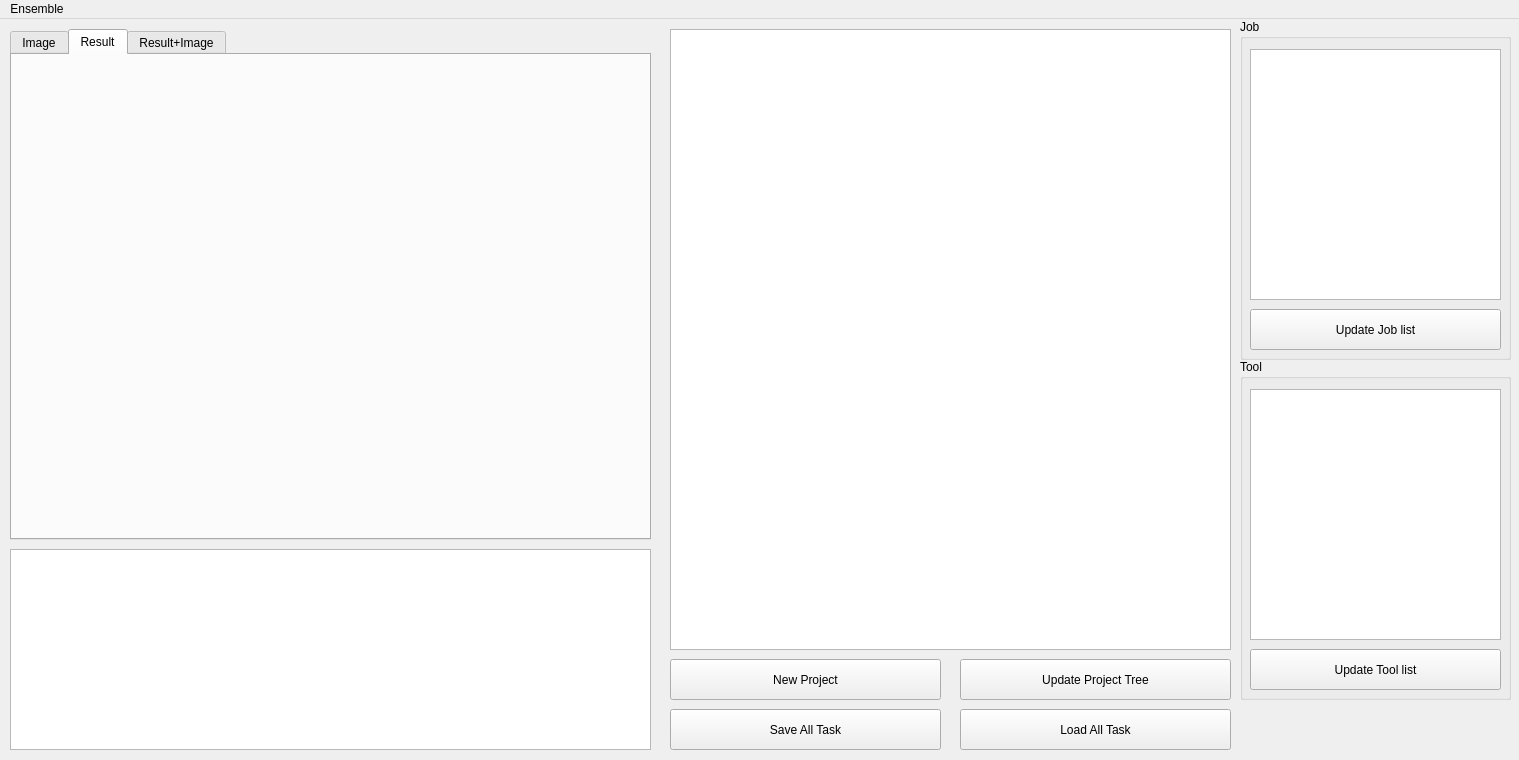
This is ui/mainwindow.ui in rendezvue/ViNet as Qt 5 draws it before an edit. The edited form follows.
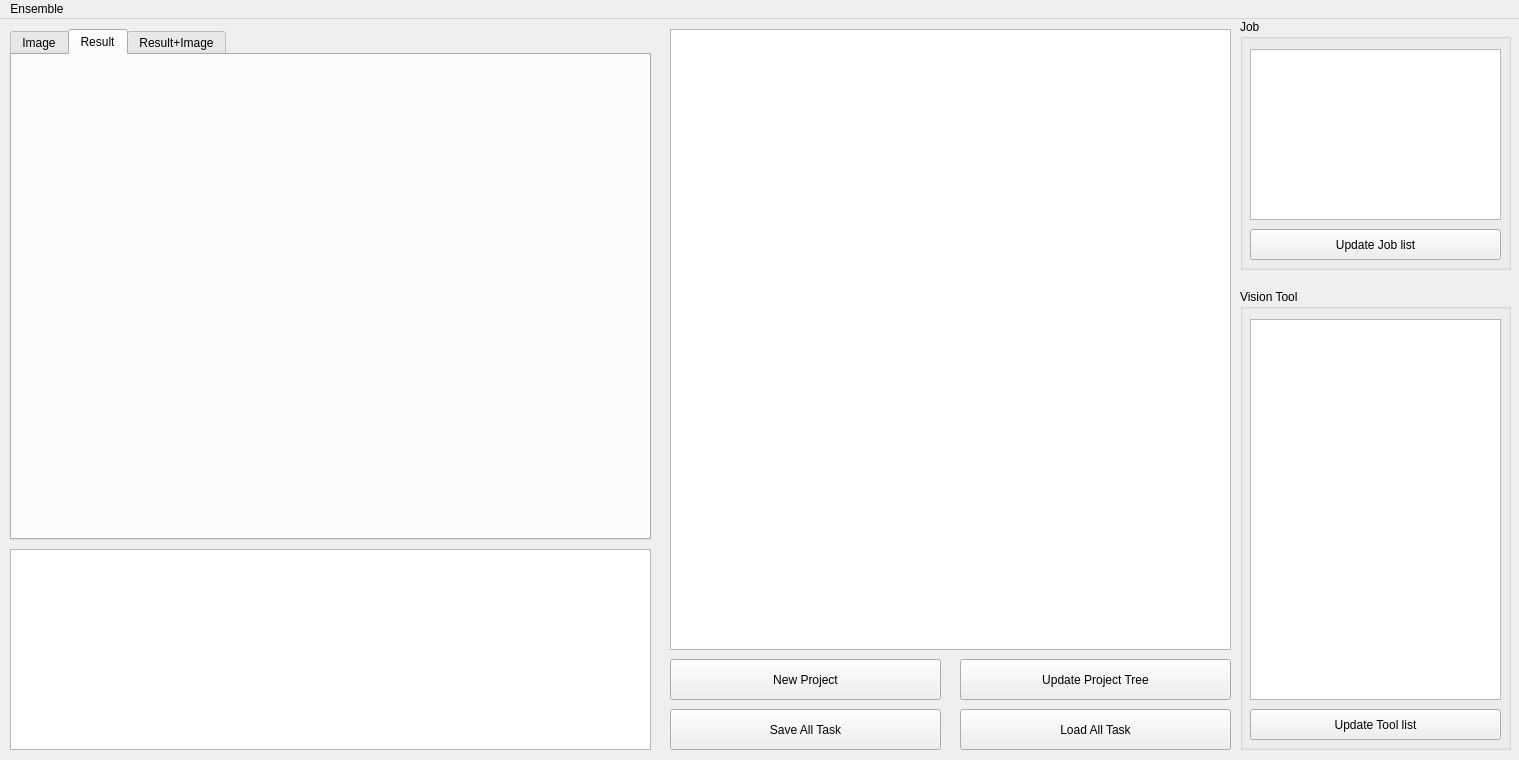
This is the edited form. Custom widgets are drawn as their Qt base class.

Commit message: Code change by changing Ethernet Interface.

What changed in the file:
```diff
--- a/ui/mainwindow.ui
+++ b/ui/mainwindow.ui
@@ -285,7 +285,7 @@
       <x>1240</x>
       <y>0</y>
       <width>271</width>
-      <height>341</height>
+      <height>251</height>
      </rect>
     </property>
     <property name="title">
@@ -297,7 +297,7 @@
        <x>10</x>
        <y>30</y>
        <width>251</width>
-       <height>251</height>
+       <height>171</height>
       </rect>
      </property>
      <property name="dragEnabled">
@@ -314,9 +314,9 @@
      <property name="geometry">
       <rect>
        <x>10</x>
-       <y>290</y>
+       <y>210</y>
        <width>251</width>
-       <height>41</height>
+       <height>31</height>
       </rect>
      </property>
      <property name="text">
@@ -328,13 +328,13 @@
     <property name="geometry">
      <rect>
       <x>1240</x>
-      <y>340</y>
+      <y>270</y>
       <width>271</width>
-      <height>341</height>
+      <height>461</height>
      </rect>
     </property>
     <property name="title">
-     <string>Tool</string>
+     <string>Vision Tool</string>
     </property>
     <widget class="CToolList" name="listWidget_items">
      <property name="geometry">
@@ -342,7 +342,7 @@
        <x>10</x>
        <y>30</y>
        <width>251</width>
-       <height>251</height>
+       <height>381</height>
       </rect>
      </property>
      <property name="dragEnabled">
@@ -359,9 +359,9 @@
      <property name="geometry">
       <rect>
        <x>10</x>
-       <y>290</y>
+       <y>420</y>
        <width>251</width>
-       <height>41</height>
+       <height>31</height>
       </rect>
      </property>
      <property name="text">
```
The commit also changes 6 other files.
